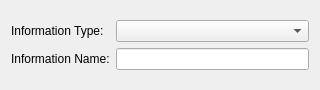
Old version of the form src/frontends/qt4/ui/InfoUi.ui in the repository cburschka/lyx.
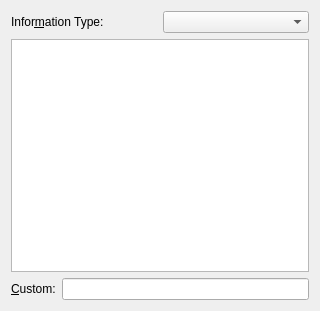
New version of the form.

Commit message: More GuiInfo usability work

```diff
--- a/src/frontends/qt4/ui/InfoUi.ui
+++ b/src/frontends/qt4/ui/InfoUi.ui
@@ -7,7 +7,7 @@
     <x>0</x>
     <y>0</y>
     <width>320</width>
-    <height>90</height>
+    <height>311</height>
    </rect>
   </property>
   <property name="windowTitle">
@@ -16,31 +16,44 @@
   <property name="sizeGripEnabled" stdset="0">
    <bool>true</bool>
   </property>
-  <layout class="QVBoxLayout">
-   <item>
-    <layout class="QGridLayout">
-     <item row="0" column="0">
+  <layout class="QGridLayout" name="gridLayout">
+   <item row="1" column="0">
+    <widget class="QListWidget" name="infoLW"/>
+   </item>
+   <item row="0" column="0">
+    <layout class="QHBoxLayout" name="horizontalLayout_2">
+     <item>
       <widget class="QLabel" name="typeLA">
        <property name="text">
-        <string>Information Type:</string>
+        <string>Infor&amp;mation Type:</string>
+       </property>
+       <property name="buddy">
+        <cstring>typeCO</cstring>
        </property>
       </widget>
      </item>
-     <item row="0" column="1">
+     <item>
       <widget class="QComboBox" name="typeCO">
        <property name="toolTip">
         <string>Select the type of information to be output. Then specify the requested information below.</string>
        </property>
       </widget>
      </item>
-     <item row="1" column="0">
+    </layout>
+   </item>
+   <item row="2" column="0">
+    <layout class="QHBoxLayout" name="horizontalLayout">
+     <item>
       <widget class="QLabel" name="nameLA">
        <property name="text">
-        <string>Information Name:</string>
+        <string>&amp;Custom:</string>
+       </property>
+       <property name="buddy">
+        <cstring>nameLE</cstring>
        </property>
       </widget>
      </item>
-     <item row="1" column="1">
+     <item>
       <widget class="QLineEdit" name="nameLE"/>
      </item>
     </layout>
```
The commit also changes 6 other files.
